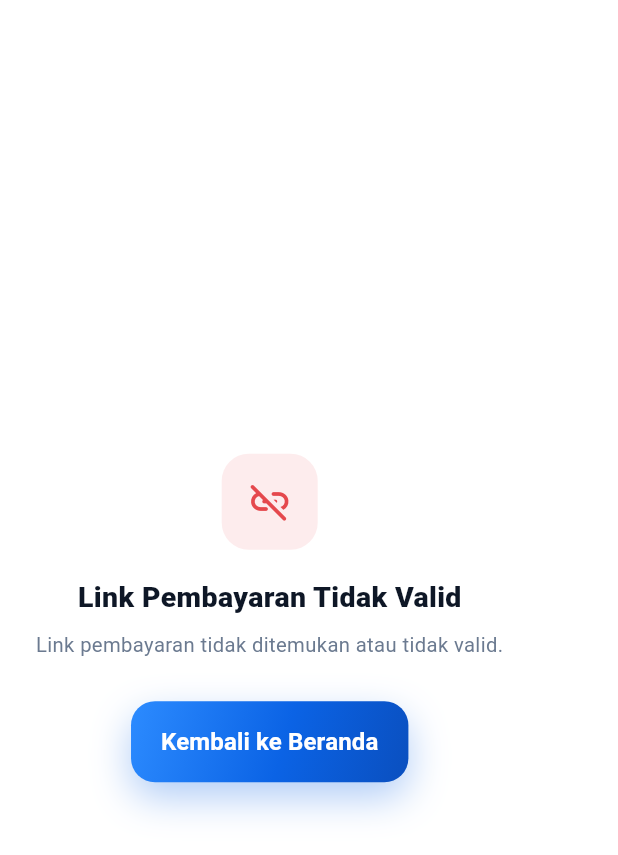
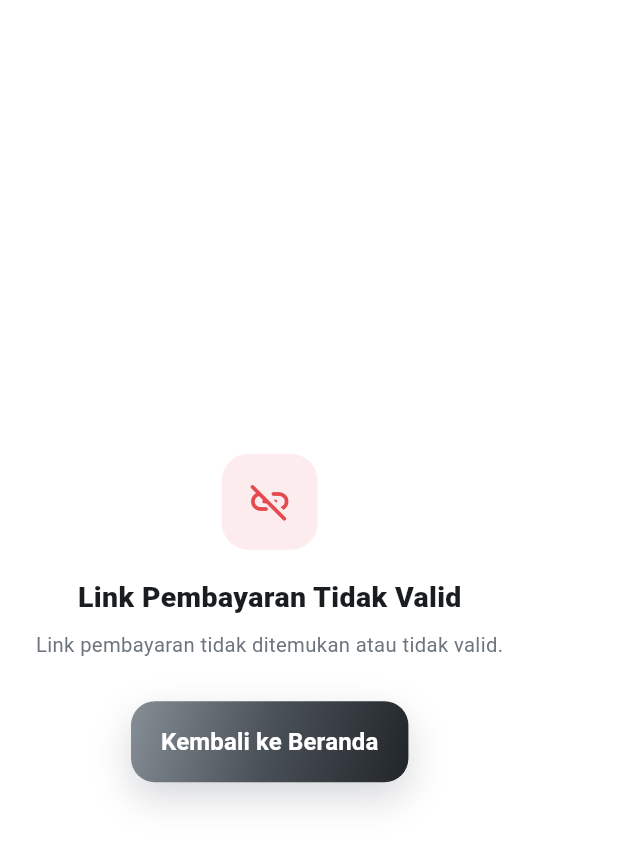
Before and after one commit to SadamIRM/E-money-ku, a Flutter app: the PaymentDeeplinkPage screen opened by its route, on a phone screen of 412 x 824 dp. Shown: the top 855 px of the screen. Run offline on Flutter 3.47's test engine with Material 3 defaults, Android fonts, the phone set to English and light mode, and no system bars; our stand-ins replace app_links, dio, equatable, firebase_auth, firebase_core, flutter_bloc and 5 more; missing offline and left inert: mobile_scanner; accounts and stored records are empty; network calls fail; Roboto replaces fonts that are missing (PlusJakartaSans).

```diff
--- a/lib/core/theme/app_colors.dart
+++ b/lib/core/theme/app_colors.dart
@@ -1,40 +1,44 @@
 import 'package:flutter/material.dart';
 
 class AppColors {
-  // Primary Blue
-  static const Color primary = Color(0xFF0B63E5);
-  static const Color primaryLight = Color(0xFF2C8BFF);
-  static const Color primaryDark = Color(0xFF0A4FBF);
-  static const Color primarySurface = Color(0xFFE8F1FD);
-  static const Color primaryBorder = Color(0xFFB8D0F7);
+  // Primary Smoke / Charcoal Vibe
+  static const Color primary = Color(0xFF2F3542);
+  static const Color primaryLight = Color(0xFF747D8C);
+  static const Color primaryDark = Color(0xFF212529);
+  static const Color primarySurface = Color(0xFFEAECEE);
+  static const Color primaryBorder = Color(0xFFCED4DA);
 
   // Semantic
   static const Color green = Color(0xFF16A571);
   static const Color greenSurface = Color(0xFFE8F8F2);
-  static const Color amber = Color(0xFFD98512);
-  static const Color amberSurface = Color(0xFFFDF3E3);
+  static const Color amber = Color(0xFFFF7A00); // Glowing Ember Orange
+  static const Color amberSurface = Color(0xFFFFF0E5);
   static const Color red = Color(0xFFE5484D);
   static const Color redSurface = Color(0xFFFDECED);
   static const Color violet = Color(0xFF7A5AF8);
   static const Color violetSurface = Color(0xFFF0EEFF);
 
   // Neutral
-  static const Color ink = Color(0xFF0E1726);
-  static const Color slate600 = Color(0xFF4B5E78);
-  static const Color slate500 = Color(0xFF6B7A90);
-  static const Color slate400 = Color(0xFF9DABBE);
-  static const Color slate300 = Color(0xFFCBD2DD);
-  static const Color line = Color(0xFFE8ECF2);
-  static const Color line2 = Color(0xFFF3F5F8);
-  static const Color bg = Color(0xFFF6F7F9);
+  static const Color ink = Color(0xFF1A1D20);
+  static const Color slate600 = Color(0xFF495057);
+  static const Color slate500 = Color(0xFF6C757D);
+  static const Color slate400 = Color(0xFFADB5BD);
+  static const Color slate300 = Color(0xFFDEE2E6);
+  static const Color line = Color(0xFFE9ECEF);
+  static const Color line2 = Color(0xFFF8F9FA);
+  static const Color bg = Color(0xFFF3F4F6);
   static const Color white = Color(0xFFFFFFFF);
 
-  // Gradient
+  // Gradient (Smoke/Cloud style)
   static const LinearGradient primaryGradient = LinearGradient(
     begin: Alignment.topLeft,
     end: Alignment.bottomRight,
-    stops: [0.0, 0.55, 1.0],
-    colors: [primaryLight, primary, primaryDark],
+    stops: [0.0, 0.5, 1.0],
+    colors: [
+      Color(0xFF868E96), // Cloud Gray / Light Smoke
+      Color(0xFF495057), // Charcoal / Medium Smoke
+      Color(0xFF212529), // Carbon / Deep Ash
+    ],
   );
 
   // Shadows
@@ -56,7 +60,7 @@ class AppColors {
   ];
   static List<BoxShadow> shadowPrimary = [
     BoxShadow(
-      color: Color(0x520B63E5),
+      color: Color(0x332F3542),
       blurRadius: 22,
       spreadRadius: 0,
       offset: Offset(0, 10),
```
Also changed, not shown: 1 other file.
